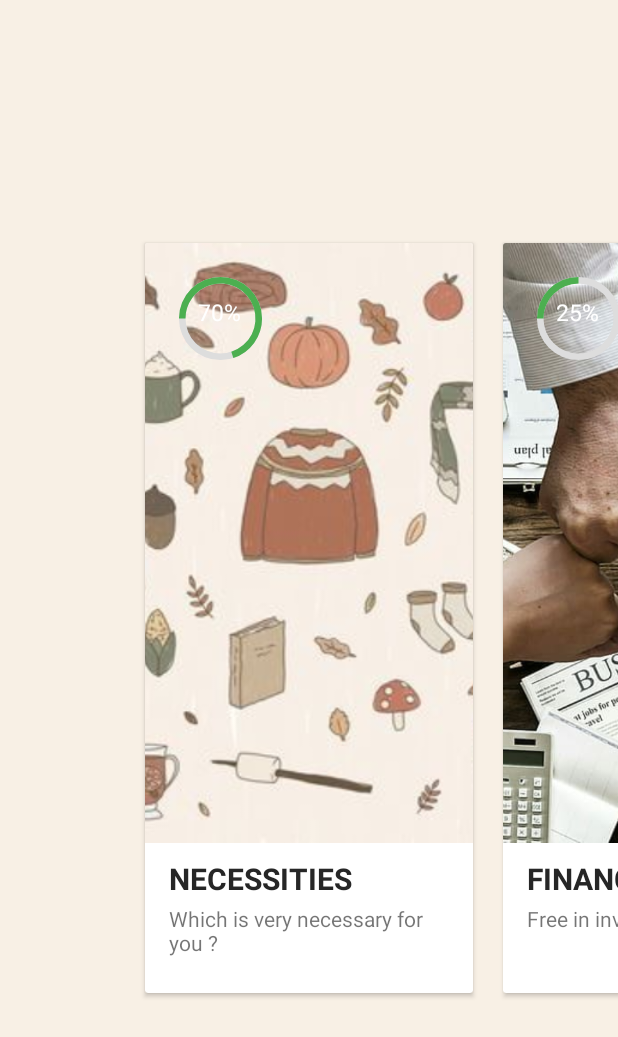
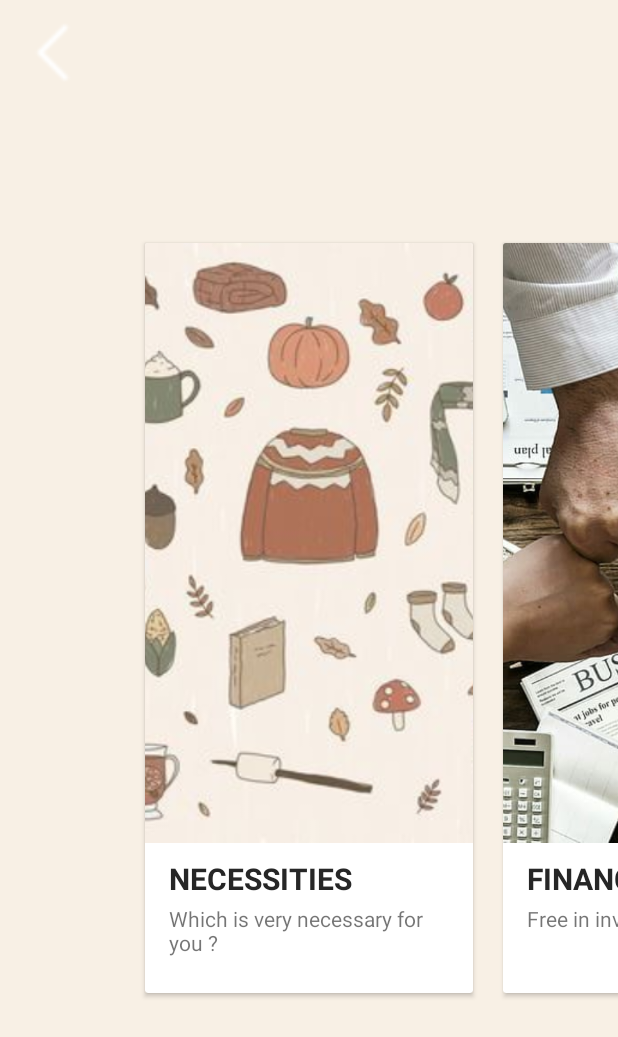
Before and after one commit to JeffKi11er/AppMonkeyKeeping, an Android app: the DetailIncomeFragment screen opened through its navigation route, on a phone screen of 412 x 824 dp. Shown: the top 1037 px of the screen. Run offline under Robolectric (Android 15) with nearby library versions, the phone set to English and light mode, and no system bars; libraries missing offline, so code that uses them is left out: io.realm; 4 statements that could not run were skipped.

Commit message:
update fix bug calculation

```diff
--- a/app/src/main/AndroidManifest.xml
+++ b/app/src/main/AndroidManifest.xml
@@ -6,6 +6,7 @@
     <uses-permission android:name="android.permission.CAMERA" />
     <uses-permission android:name="android.permission.INTERNET" />
     <uses-permission android:name="android.permission.READ_EXTERNAL_STORAGE" />
+    <uses-permission android:name="android.permission.SCHEDULE_EXACT_ALARM" />
     <uses-permission
         android:name="android.permission.WRITE_EXTERNAL_STORAGE"
         android:maxSdkVersion="28" />
@@ -51,6 +52,7 @@
         <activity
             android:name="com.theartofdev.edmodo.cropper.CropImageActivity"
             android:theme="@style/Base.Theme.AppCompat" />
+        <receiver android:name=".helper.AlarmReceiver"/>
     </application>
 
 </manifest>
--- a/app/src/main/java/com/example/appmonkeykeeping/ModifyActivity.java
+++ b/app/src/main/java/com/example/appmonkeykeeping/ModifyActivity.java
@@ -9,10 +9,6 @@ import android.view.MenuItem;
 import android.view.View;
 
 import com.example.appmonkeykeeping.databinding.ActivityModifyBinding;
-import com.example.appmonkeykeeping.insertScreen.DetailIncomeFragment;
-import com.example.appmonkeykeeping.insertScreen.InsertIncomeFragment;
-import com.example.appmonkeykeeping.insertScreen.InsertOutcomeFragment;
-import com.google.android.material.bottomnavigation.BottomNavigationView;
 import com.google.android.material.navigation.NavigationBarView;
 
 public class ModifyActivity extends AppCompatActivity {
--- a/app/src/main/java/com/example/appmonkeykeeping/StatusFragment.java
+++ b/app/src/main/java/com/example/appmonkeykeeping/StatusFragment.java
@@ -29,7 +29,6 @@ public class StatusFragment extends Fragment implements GotInfoEditProgress {
     private FragmentStatusBinding binding;
     private NoteAdapter noteAdapter;
     private ArrayList<Money>monkeyMoney;
-//    private NavController navController;
     private TableOrganization tableOrganization;
     public StatusFragment() {
     }
--- a/app/src/main/java/com/example/appmonkeykeeping/center/TableOrganization.java
+++ b/app/src/main/java/com/example/appmonkeykeeping/center/TableOrganization.java
@@ -59,11 +59,10 @@ public class TableOrganization {
                 case "income":
                     totalIncome += money.getActualCost();
                     break;
-                case "outcome":
+                default:
                     totalOutcome += money.getActualCost();
                     break;
             }
-            Log.e(getClass().getName(),money.toString());
         }
         return new Long[]{totalIncome,totalOutcome};
     }
@@ -111,6 +110,43 @@ public class TableOrganization {
                 totalEducationMaintain,
                 totalPlayMaintain,
                 totalGiveMaintain};
+    }
+    public int []moneyProjectCategorizes() {
+        double totalNecessity = 0;
+        double totalFinance = 0;
+        double totalSaved = 0;
+        double totalEducation = 0;
+        double totalPlay = 0;
+        double totalGive = 0;
+        double totalIncome = totalAmount()[0].doubleValue();
+        totalNecessity = totalIncome * 55 / 100;
+        totalFinance = totalIncome * 10 / 100;
+        totalSaved = totalIncome * 10 / 100;
+        totalEducation = totalIncome * 10 / 100;
+        totalPlay = totalIncome * 10 / 100;
+        totalGive = totalIncome * 5 / 100;
+        double totalNecessityMaintain = moneyStackHolder()[0].doubleValue();
+        double totalFinanceMaintain = moneyStackHolder()[1].doubleValue();
+        double totalSavedMaintain = moneyStackHolder()[2].doubleValue();
+        double totalEducationMaintain = moneyStackHolder()[3].doubleValue();
+        double totalPlayMaintain = moneyStackHolder()[4].doubleValue();
+        double totalGiveMaintain = moneyStackHolder()[5].doubleValue();
+        int necessityProg = Math.round((float) ((totalNecessity-totalNecessityMaintain) / totalNecessity) * 100);
+        int financeProg = Math.round((float) ((totalFinance-totalFinanceMaintain) / totalFinance) * 100);
+        int savedProg = Math.round((float) ((totalSaved-totalSavedMaintain) / totalSaved) * 100);
+        int educationProg = Math.round((float) ((totalEducation-totalEducationMaintain) / totalEducation) * 100);
+        int playProg = Math.round((float) ((totalPlay-totalPlayMaintain) / totalPlay) * 100);
+        int giveProg = Math.round((float) ((totalGive-totalGiveMaintain) / totalGive) * 100);
+        Log.e(getClass().getName(),totalNecessityMaintain / totalNecessity+"-"+totalFinanceMaintain / totalFinance+"-"+totalSavedMaintain / totalSaved+"-"+
+                totalEducationMaintain / totalEducation+"-"+totalPlayMaintain / totalPlay+"-"+totalGiveMaintain / totalGive);
+        return new int[]{
+                necessityProg,
+                financeProg,
+                savedProg,
+                educationProg,
+                playProg,
+                giveProg
+        };
     }
     public Long[]categoriesIncomeAndOutcome(){
         long totalNecessityMaintain = 0;
--- a/app/src/main/java/com/example/appmonkeykeeping/dialog/DialogEdit.java
+++ b/app/src/main/java/com/example/appmonkeykeeping/dialog/DialogEdit.java
@@ -14,6 +14,7 @@ import androidx.annotation.Nullable;
 import androidx.appcompat.app.AppCompatDialogFragment;
 
 import com.example.appmonkeykeeping.R;
+import com.example.appmonkeykeeping.annotation.AnnotationCode;
 import com.example.appmonkeykeeping.center.TableOrganization;
 import com.example.appmonkeykeeping.model.Money;
 import com.example.appmonkeykeeping.remote.GotInfoEditProgress;
@@ -57,13 +58,13 @@ public class DialogEdit extends AppCompatDialogFragment{
                 if (listener!=null){
                     Money moneyEdited = new Money();
                     moneyEdited.setId(money.getId());
-                    moneyEdited.setTag(money.getTag());
                     moneyEdited.setDiff(money.getDiff());
                     moneyEdited.setProjectCost(money.getProjectCost());
                     moneyEdited.setDate(edtDate.getText().toString().trim());
                     moneyEdited.setLocation(edtLocation.getText().toString());
                     moneyEdited.setActualCost(Long.parseLong(edtMoney.getText().toString().trim()));
                     moneyEdited.setCategory(edtTag.getText().toString().trim());
+                    moneyEdited.setTag((edtTag.getText().toString().trim().equals("Income")? AnnotationCode.typesOfRecording[1]:AnnotationCode.typesOfRecording[0]));
                     moneyEdited.setDetail(edtComment.getText().toString().trim());
                     tableOrganization.updateMoneyNote(moneyEdited);
                     listener.updateFinish();
--- /dev/null
+++ b/app/src/main/java/com/example/appmonkeykeeping/helper/AlarmManagerHelper.java
@@ -0,0 +1,34 @@
+package com.example.appmonkeykeeping.helper;
+
+import android.app.Activity;
+import android.app.AlarmManager;
+import android.app.PendingIntent;
+import android.content.Context;
+import android.content.Intent;
+
+import java.util.Calendar;
+
+public class AlarmManagerHelper {
+    private static AlarmManagerHelper alarmManager;
+    public static AlarmManagerHelper getInstance(){
+        if(alarmManager==null){
+            alarmManager = new AlarmManagerHelper();
+        }
+        return alarmManager;
+    }
+    public void startAlarm(Activity activity,Context context, Calendar calendar){
+        AlarmManager alarmManager =  (AlarmManager) context.getSystemService(Context.ALARM_SERVICE);
+        Intent intent = new Intent(activity,AlarmReceiver.class);
+        PendingIntent pendingIntent = PendingIntent.getBroadcast(context, 1,intent,0);
+        if(calendar.before(Calendar.getInstance())){
+            calendar.add(Calendar.DATE,1);
+        }
+        alarmManager.setExact(AlarmManager.RTC_WAKEUP,calendar.getTimeInMillis(),pendingIntent);
+    }
+    public void cancelAlarm(Context context){
+        AlarmManager alarmManager =  (AlarmManager) context.getSystemService(Context.ALARM_SERVICE);
+        Intent intent = new Intent(context,AlarmReceiver.class);
+        PendingIntent pendingIntent = PendingIntent.getBroadcast(context, 1,intent,0);
+        alarmManager.cancel(pendingIntent);
+    }
+}
--- a/app/src/main/java/com/example/appmonkeykeeping/helper/NotificationHelper.java
+++ b/app/src/main/java/com/example/appmonkeykeeping/helper/NotificationHelper.java
@@ -1,4 +1,38 @@
 package com.example.appmonkeykeeping.helper;
 
+import android.app.AlarmManager;
+import android.app.Notification;
+import android.app.NotificationChannel;
+import android.app.NotificationManager;
+import android.content.Context;
+import android.os.Build;
+import android.view.View;
+
+import androidx.annotation.RequiresApi;
+import androidx.core.app.NotificationCompat;
+import androidx.core.app.NotificationManagerCompat;
+
+import com.example.appmonkeykeeping.R;
+import com.example.appmonkeykeeping.annotation.AnnotationCode;
+
+import java.util.Calendar;
+
 public class NotificationHelper {
+    private static NotificationHelper notificationHelper;
+    public static NotificationHelper getInstance(){
+        if (notificationHelper == null){
+            notificationHelper = new NotificationHelper();
+        }
+        return notificationHelper;
+    }
+    public void sendOnChannel(Context context,String message,int id){
+        NotificationManagerCompat notificationManager = NotificationManagerCompat.from(context);
+        Notification notification = new NotificationCompat
+                .Builder(context,AnnotationCode.ALARM_PERIOD)
+                .setSmallIcon(R.drawable.monkey)
+                .setContentTitle(message)
+                .setPriority(Notification.PRIORITY_HIGH)
+                .setCategory(NotificationCompat.CATEGORY_MESSAGE).build();
+        notificationManager.notify(id,notification);
+    }
 }
--- a/app/src/main/java/com/example/appmonkeykeeping/insertScreen/DetailIncomeFragment.java
+++ b/app/src/main/java/com/example/appmonkeykeeping/insertScreen/DetailIncomeFragment.java
@@ -11,15 +11,19 @@ import androidx.navigation.NavOptions;
 import androidx.navigation.Navigation;
 import androidx.viewpager.widget.ViewPager;
 
+import android.util.Log;
 import android.view.LayoutInflater;
 import android.view.View;
 import android.view.ViewGroup;
 
+import com.example.appmonkeykeeping.MainActivity;
 import com.example.appmonkeykeeping.ModifyActivity;
 import com.example.appmonkeykeeping.R;
 import com.example.appmonkeykeeping.annotation.AnnotationCode;
 import com.example.appmonkeykeeping.center.TableOrganization;
 import com.example.appmonkeykeeping.databinding.FragmentDetailIncomeBinding;
+import com.example.appmonkeykeeping.helper.AlarmManagerHelper;
+import com.example.appmonkeykeeping.helper.NotificationHelper;
 import com.example.appmonkeykeeping.helper.ViewSwiper;
 import com.example.appmonkeykeeping.model.ModelPage;
 import com.example.appmonkeykeeping.model.Money;
@@ -34,11 +38,13 @@ public class DetailIncomeFragment extends Fragment implements ViewSwiper.PageCli
     private String dateTime;
     private NavController navController;
     private ViewSwiper viewSwiper;
+    private NotificationHelper notificationHelper;
     @Override
     public void onCreate(Bundle savedInstanceState) {
         super.onCreate(savedInstanceState);
         tableOrganization = TableOrganization.getInstance();
         tableOrganization.initializeDatabase();
+        notificationHelper = NotificationHelper.getInstance();
     }
 
     @Override
@@ -63,12 +69,15 @@ public class DetailIncomeFragment extends Fragment implements ViewSwiper.PageCli
         navController = Navigation.findNavController(view);
         viewSwiper = new ViewSwiper();
         viewSwiper.setListener(this);
-        viewSwiper.addListPage(new ModelPage(R.drawable.necessity,"NECESSITIES","Which is very necessary for you ?",70));
-        viewSwiper.addListPage(new ModelPage(R.drawable.finance_team,"FINANCIAL FREEDOM","Free in investiagtion",25));
-        viewSwiper.addListPage(new ModelPage(R.drawable.save,"LONG TERM SAVING","Time is your money",35));
-        viewSwiper.addListPage(new ModelPage(R.drawable.study,"EDUCATION","Billionare also need to study",40));
-        viewSwiper.addListPage(new ModelPage(R.drawable.play,"PLAY","I got the money, let's spend it off",18));
-        viewSwiper.addListPage(new ModelPage(R.drawable.give,"GIVE","Now that's the way your heart working ! You are not a robot",10));
+        for (int i = 0; i < tableOrganization.moneyProjectCategorizes().length; i++) {
+            Log.e(getClass().getName(),String.valueOf(tableOrganization.moneyProjectCategorizes()[i]));
+        }
+        viewSwiper.addListPage(new ModelPage(R.drawable.necessity,"NECESSITIES","Which is very necessary for you ?",tableOrganization.moneyProjectCategorizes()[0]));
+        viewSwiper.addListPage(new ModelPage(R.drawable.finance_team,"FINANCIAL FREEDOM","Free in investiagtion",tableOrganization.moneyProjectCategorizes()[1]));
+        viewSwiper.addListPage(new ModelPage(R.drawable.save,"LONG TERM SAVING","Time is your money",tableOrganization.moneyProjectCategorizes()[2]));
+        viewSwiper.addListPage(new ModelPage(R.drawable.study,"EDUCATION","Billionare also need to study",tableOrganization.moneyProjectCategorizes()[3]));
+        viewSwiper.addListPage(new ModelPage(R.drawable.play,"PLAY","I got the money, let's spend it off",tableOrganization.moneyProjectCategorizes()[4]));
+        viewSwiper.addListPage(new ModelPage(R.drawable.give,"GIVE","Now that's the way your heart working ! You are not a robot",tableOrganization.moneyProjectCategorizes()[5]));
         binding.viewpageOutcome.setAdapter(viewSwiper.initializeAdapter(getContext()));
         binding.viewpageOutcome.setPadding(130,0,130,0);
         binding.viewpageOutcome.addOnPageChangeListener(new ViewPager.OnPageChangeListener() {
@@ -92,6 +101,12 @@ public class DetailIncomeFragment extends Fragment implements ViewSwiper.PageCli
             @Override
             public void onPageScrollStateChanged(int state) {
 
+            }
+        });
+        binding.imgDetailBack.setOnClickListener(new View.OnClickListener() {
+            @Override
+            public void onClick(View v) {
+                startActivity(new Intent(getActivity(), ModifyActivity.class));
             }
         });
     }
@@ -133,6 +148,7 @@ public class DetailIncomeFragment extends Fragment implements ViewSwiper.PageCli
             money.setDate(dateTime);
             money.setDetail(comment);
             tableOrganization.addMoneyNote(money);
+//            notificationHelper.sendOnChannel(getContext(),"Successfully saved !",AnnotationCode.CHANNEL_ALARM);
             startActivity(new Intent(getActivity(), ModifyActivity.class));
         }
     }
--- a/app/src/main/java/com/example/appmonkeykeeping/insertScreen/InsertOutcomeFragment.java
+++ b/app/src/main/java/com/example/appmonkeykeeping/insertScreen/InsertOutcomeFragment.java
@@ -28,6 +28,7 @@ import com.example.appmonkeykeeping.R;
 import com.example.appmonkeykeeping.custom.NumberTextWatcherForThousand;
 import com.example.appmonkeykeeping.databinding.FragmentInsertOutcomeBinding;
 import com.example.appmonkeykeeping.dialog.DialogLocationSuggest;
+import com.example.appmonkeykeeping.helper.AlarmManagerHelper;
 import com.example.appmonkeykeeping.remote.LocationInserting;
 
 import java.text.SimpleDateFormat;
@@ -38,7 +39,7 @@ public class InsertOutcomeFragment extends Fragment implements LocationInserting
     private String dateInsert;
     private boolean period;
     private SharedPreferences shareSavingMoney;
-
+    private AlarmManagerHelper alarmManagerHelper;
     @Override
     public void onCreate(@Nullable Bundle savedInstanceState) {
         super.onCreate(savedInstanceState);
@@ -60,6 +61,7 @@ public class InsertOutcomeFragment extends Fragment implements LocationInserting
 
     private void init() {
         Calendar calendar = Calendar.getInstance();
+        alarmManagerHelper = AlarmManagerHelper.getInstance();
         SimpleDateFormat dateFormatDb = new SimpleDateFormat(DATE_FORMAT);
         SimpleDateFormat dateFormatShow = new SimpleDateFormat(INSERT_SHOWING_FORMAT);
         String dateNow = dateFormatShow.format(calendar.getTime());
@@ -114,6 +116,9 @@ public class InsertOutcomeFragment extends Fragment implements LocationInserting
                     binding.edtMainMoneyOutcome.setError("Please enter the outcome cash");
                     return;
                 }
+                if(binding.boxPeriodOutcome.isChecked()){
+                    alarmManagerHelper.startAlarm(getActivity(),getContext(),calendar);
+                }
                 NavController navController = Navigation.findNavController(v);
                 NavOptions navOptions = new NavOptions.Builder().setPopUpTo(R.id.detailIncomeFragment,true).build();
                 InsertOutcomeFragmentDirections.ActionInsertOutcomeFragmentToDetailIncomeFragment action = InsertOutcomeFragmentDirections.actionInsertOutcomeFragmentToDetailIncomeFragment();
--- a/app/src/main/java/com/example/appmonkeykeeping/insertScreen/NecessityFragment.java
+++ b/app/src/main/java/com/example/appmonkeykeeping/insertScreen/NecessityFragment.java
@@ -108,7 +108,7 @@ public class NecessityFragment extends Fragment {
     private void insertData(){
         Money money = new Money();
         money.setId(tableOrganization.maxIdDB());
-        money.setTag(AnnotationCode.typesOfRecording[1]);
+        money.setTag(AnnotationCode.typesOfRecording[0]);
         money.setDate(dateTime);
         money.setActualCost(Long.parseLong(mainAmount.replaceAll(",","").trim()));
         money.setCategory(category);
--- a/app/src/main/res/layout/fragment_detail_income.xml
+++ b/app/src/main/res/layout/fragment_detail_income.xml
@@ -17,5 +17,11 @@
             android:overScrollMode="never"
             android:clipToPadding="false"
             />
+        <ImageView
+            android:layout_width="50dp"
+            android:layout_height="50dp"
+            android:layout_margin="10dp"
+            android:src="@drawable/back_btn"
+            android:id="@+id/img_detail_back"/>
     </RelativeLayout>
 </FrameLayout>
--- a/app/src/main/res/layout/fragment_status.xml
+++ b/app/src/main/res/layout/fragment_status.xml
@@ -19,7 +19,7 @@
             android:layout_marginLeft="15dp"
             android:layout_marginTop="30dp"
             android:layout_marginRight="15dp"
-            android:layout_marginBottom="80dp"
+            android:layout_marginBottom="30dp"
             app:layoutManager="androidx.recyclerview.widget.LinearLayoutManager" />
     </androidx.core.widget.NestedScrollView>
 </RelativeLayout>
```
Also changed, not shown: app/src/main/java/com/example/appmonkeykeeping/DashBoardFragment.java (+8 -1 lines), app/src/main/java/com/example/appmonkeykeeping/MonkeyApplication.java (+8 -0 lines), app/src/main/java/com/example/appmonkeykeeping/helper/AlarmReceiver.java (added, +15 -0 lines), 1 other file.
